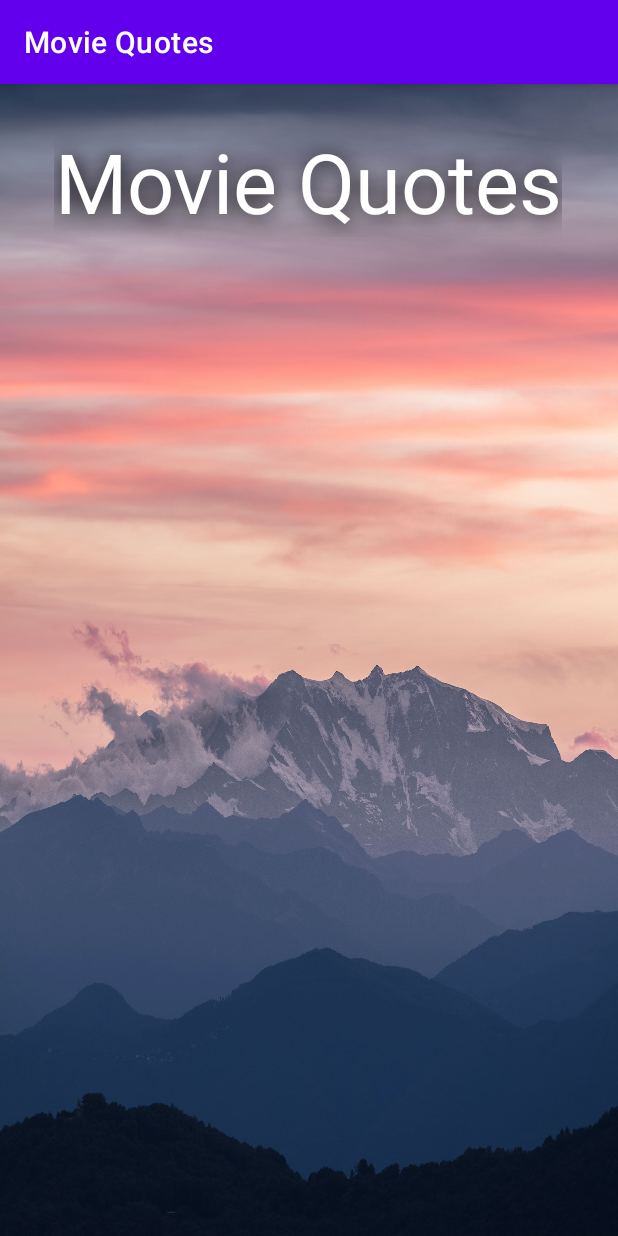
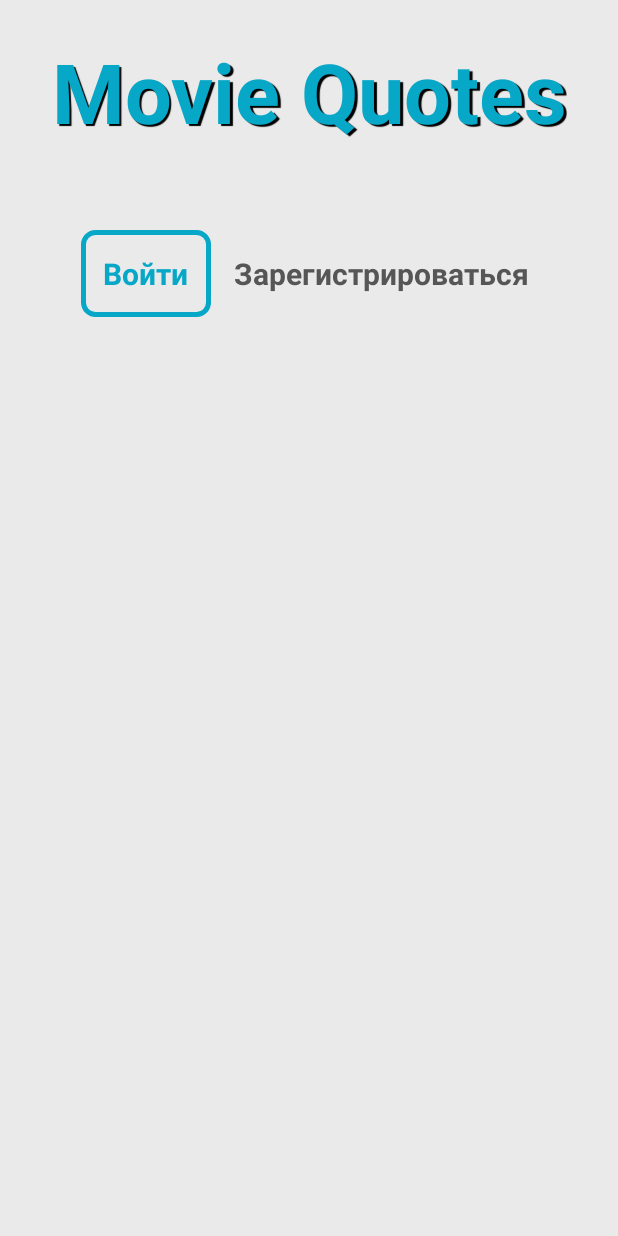
Before and after one commit to l-DoctorWhy-l/proj, an Android app: the screen it shows after launch (MainActivity), on a phone screen of 412 x 824 dp. Run offline under Robolectric (Android 15) with nearby library versions, the phone set to English and light mode, and no system bars.

Commit message:
make radio btns

```diff
--- /dev/null
+++ b/app/src/main/res/drawable/enter_radio_normal.xml
@@ -0,0 +1,4 @@
+<?xml version="1.0" encoding="utf-8"?>
+<selector xmlns:android="http://schemas.android.com/apk/res/android">
+
+</selector>
--- /dev/null
+++ b/app/src/main/res/drawable/enter_radio_selected.xml
@@ -0,0 +1,7 @@
+<?xml version="1.0" encoding="utf-8"?>
+<shape xmlns:android="http://schemas.android.com/apk/res/android"
+    >
+    <corners android:radius="8dp"></corners>
+    <stroke android:width="3dp" android:color="@color/teal_700"></stroke>
+
+</shape>
--- /dev/null
+++ b/app/src/main/res/drawable/enter_radio_selector.xml
@@ -0,0 +1,5 @@
+<?xml version="1.0" encoding="utf-8"?>
+<selector xmlns:android="http://schemas.android.com/apk/res/android">
+    <item android:drawable="@drawable/enter_radio_selected" android:state_checked="true"></item>
+    <item android:drawable="@drawable/enter_radio_normal" android:state_checked="false"></item>
+</selector>
--- /dev/null
+++ b/app/src/main/res/drawable/enter_text_selector.xml
@@ -0,0 +1,5 @@
+<?xml version="1.0" encoding="utf-8"?>
+<selector xmlns:android="http://schemas.android.com/apk/res/android">
+    <item android:state_checked="true" android:color="@color/teal_700"></item>
+    <item android:state_checked="false" android:color="@color/grey"></item>
+</selector>
--- a/app/src/main/res/layout/activity_main.xml
+++ b/app/src/main/res/layout/activity_main.xml
@@ -4,38 +4,65 @@
     xmlns:tools="http://schemas.android.com/tools"
     android:layout_width="match_parent"
     android:layout_height="match_parent"
-    android:background="@drawable/bg"
+    android:background="@color/start_bg"
     tools:context=".MainActivity">
 
 
-    <ImageView
-        android:id="@+id/imageView"
+    <TextView
+        android:id="@+id/textView_app_name"
         android:layout_width="wrap_content"
         android:layout_height="wrap_content"
-        app:srcCompat="@drawable/bg"
-        app:layout_constraintBottom_toBottomOf="parent"
-        app:layout_constraintTop_toTopOf="parent"
+        android:layout_marginTop="24dp"
+        android:layout_weight="1"
+        android:text="@string/app_name"
+        android:textAlignment="center"
+        android:textColor="@color/teal_700"
+        android:textSize="55sp"
+        android:textStyle="bold"
+        android:shadowColor="#000000"
+        android:shadowDx="2.4"
+        android:shadowDy="2.4"
+        android:shadowRadius="0.01"
+        app:layout_constraintBaseline_toBottomOf="parent"
+        app:layout_constraintEnd_toEndOf="parent"
         app:layout_constraintStart_toStartOf="parent"
-        android:scaleType="fitXY"
-        />
+        app:layout_constraintTop_toTopOf="parent" />
 
-    <TextView
-        android:id="@+id/textView"
+    <RadioGroup
         android:layout_width="wrap_content"
         android:layout_height="wrap_content"
-        android:layout_marginTop="28dp"
-        android:layout_weight="1"
-        android:shadowColor="@color/black"
-        android:shadowDx="2"
-        android:shadowDy="2"
-        android:shadowRadius="18"
-        android:text="@string/app_name"
-        android:textAlignment="center"
-        android:textColor="@color/white"
-        android:textSize="55sp"
-        app:layout_constraintBaseline_toBottomOf="parent"
+        app:layout_constraintTop_toBottomOf="@id/textView_app_name"
+        app:layout_constraintStart_toStartOf="parent"
         app:layout_constraintEnd_toEndOf="parent"
-        app:layout_constraintHorizontal_bias="0.493"
-        app:layout_constraintStart_toStartOf="parent"
-        app:layout_constraintTop_toTopOf="parent" />
+        android:layout_marginTop="40dp"
+        android:padding="15dp"
+        android:orientation="horizontal">
+
+        <RadioButton
+            android:id="@+id/radioButton_login"
+            android:layout_width="wrap_content"
+            android:layout_height="match_parent"
+            android:text="@string/sign_in"
+            android:textSize="20sp"
+            android:textStyle="bold"
+            android:button="@color/teal_700"
+            android:checked="true"
+            android:padding="15dp"
+            android:background="@drawable/enter_radio_selector"
+            android:layout_marginEnd="5dp"
+            android:textColor="@drawable/enter_text_selector"/>
+
+        <RadioButton
+            android:id="@+id/radioButton_reg"
+            android:layout_width="wrap_content"
+            android:layout_height="match_parent"
+            android:textSize="20sp"
+            android:background="@drawable/enter_radio_selector"
+            android:textStyle="bold"
+            android:padding="5dp"
+            android:layout_marginStart="5dp"
+            android:button="@color/teal_700"
+            android:textColor="@drawable/enter_text_selector"
+            android:text="@string/registration"/>
+    </RadioGroup>
 </androidx.constraintlayout.widget.ConstraintLayout>
--- a/app/src/main/res/values-night/themes.xml
+++ b/app/src/main/res/values-night/themes.xml
@@ -1,6 +1,6 @@
 <resources xmlns:tools="http://schemas.android.com/tools">
     <!-- Base application theme. -->
-    <style name="Theme.MovieQuotes" parent="Theme.MaterialComponents.DayNight.DarkActionBar">
+    <style name="Theme.MovieQuotes" parent="Theme.MaterialComponents.DayNight.NoActionBar">
         <!-- Primary brand color. -->
         <item name="colorPrimary">@color/purple_200</item>
         <item name="colorPrimaryVariant">@color/purple_700</item>
--- a/app/src/main/res/values/colors.xml
+++ b/app/src/main/res/values/colors.xml
@@ -4,7 +4,9 @@
     <color name="purple_500">#FF6200EE</color>
     <color name="purple_700">#FF3700B3</color>
     <color name="teal_200">#FF03DAC5</color>
-    <color name="teal_700">#FF018786</color>
+    <color name="teal_700">#06a7c7</color>
     <color name="black">#FF000000</color>
     <color name="white">#FFFFFFFF</color>
+    <color name="start_bg">#ffeaeaea</color>
+    <color name="grey">#ff565656</color>
 </resources>
--- a/app/src/main/res/values/strings.xml
+++ b/app/src/main/res/values/strings.xml
@@ -1,3 +1,5 @@
 <resources>
     <string name="app_name">Movie Quotes</string>
+    <string name="registration">Зарегистрироваться</string>
+    <string name="sign_in">Войти</string>
 </resources>
--- a/app/src/main/res/values/themes.xml
+++ b/app/src/main/res/values/themes.xml
@@ -1,6 +1,6 @@
 <resources xmlns:tools="http://schemas.android.com/tools">
     <!-- Base application theme. -->
-    <style name="Theme.MovieQuotes" parent="Theme.MaterialComponents.DayNight.DarkActionBar">
+    <style name="Theme.MovieQuotes" parent="Theme.MaterialComponents.DayNight.NoActionBar">
         <!-- Primary brand color. -->
         <item name="colorPrimary">@color/purple_500</item>
         <item name="colorPrimaryVariant">@color/purple_700</item>
```
